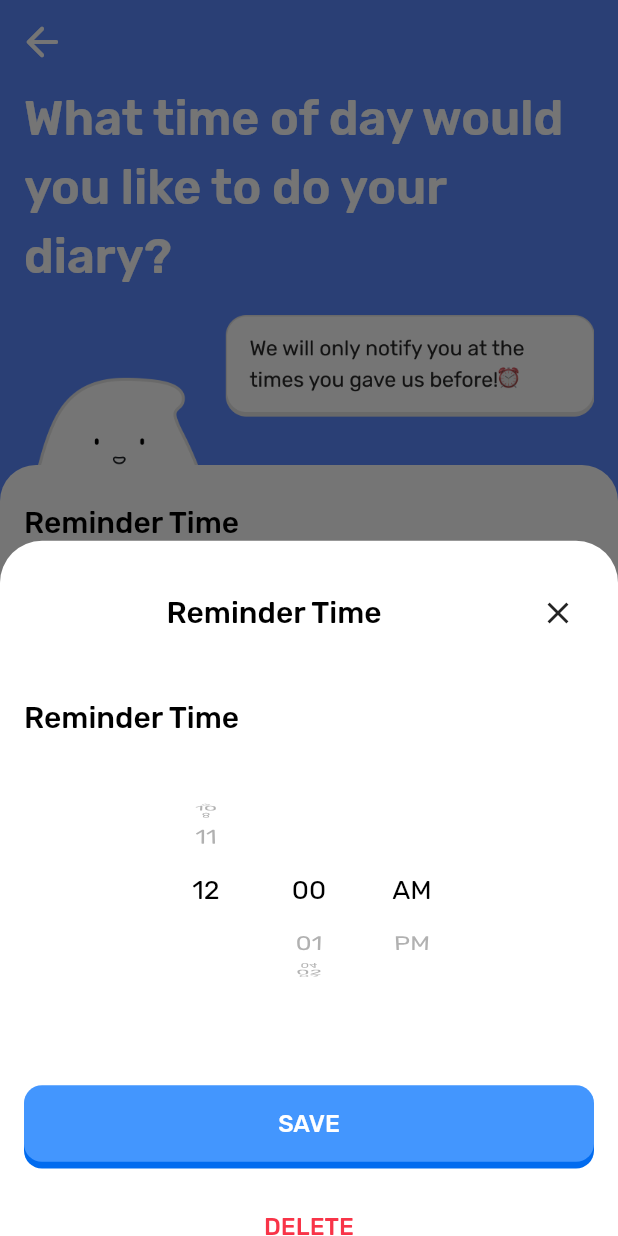
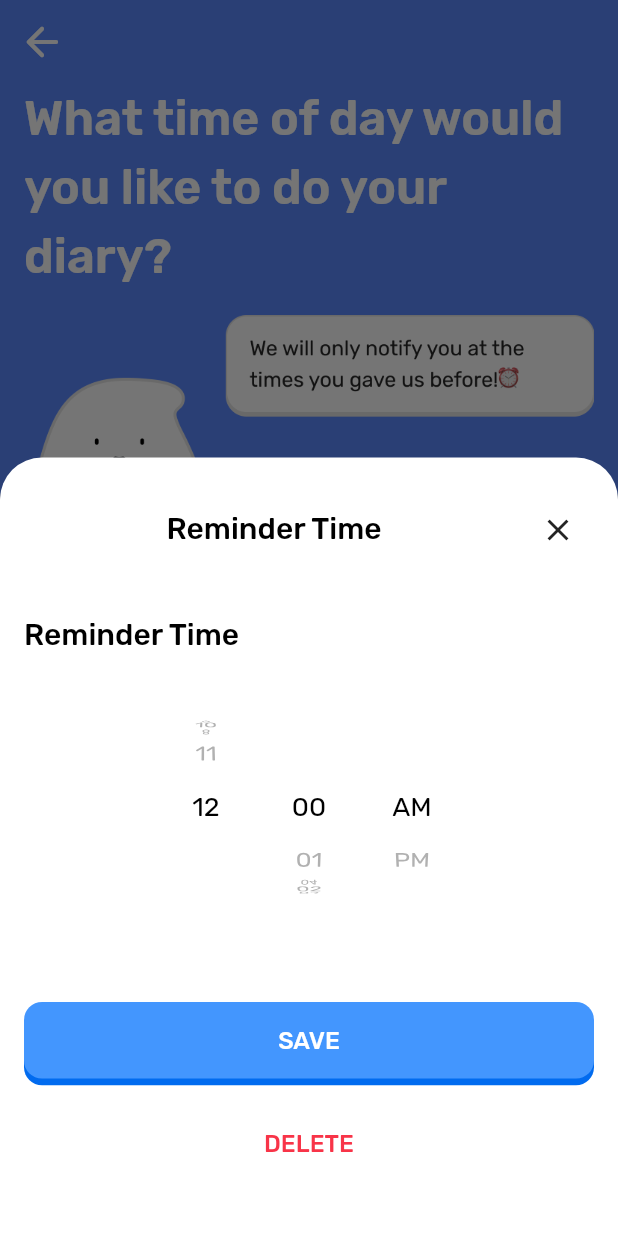
Before and after one commit to AppHatchery/Fabla-Front-end, a Flutter app: the ActiveTimePage screen opened directly, after a tap on "ADD A DIARY TIME", on a phone screen of 412 x 824 dp. Run offline on Flutter 3.47's test engine with Material 2 defaults, Android fonts, the phone set to English and light mode, and no system bars; our stand-ins replace audioplayers, awesome_notifications, bloc, equatable, flutter_bloc, flutter_screenutil and 6 more; missing offline and left inert: amplify_auth_cognito, amplify_flutter, amplify_storage_s3, audio_session, aws_common, flutter_sound; accounts and stored records are empty; generated files the repository leaves out were written again.

Commit message:
fixed cropped button for reminder setting

```diff
--- a/lib/screens/onboarding/presentation/widgets/list_active_times.dart
+++ b/lib/screens/onboarding/presentation/widgets/list_active_times.dart
@@ -15,11 +15,9 @@ class ListActiveTimes extends StatefulWidget {
 }
 
 class _ListActiveTimesState extends State<ListActiveTimes> {
-
-
   @override
   void initState() {
-    if(widget.times.isEmpty){
+    if (widget.times.isEmpty) {
       widget.times.insert(0, fixedTime);
     }
     super.initState();
@@ -34,15 +32,17 @@ class _ListActiveTimesState extends State<ListActiveTimes> {
               padding: const EdgeInsets.all(0),
               physics: const NeverScrollableScrollPhysics(),
               shrinkWrap: true,
-              itemCount:  widget.times.length,
+              itemCount: widget.times.length,
               itemBuilder: (context, index) {
                 return Padding(
                   padding: EdgeInsets.only(
-                      bottom: index ==  widget.times.length - 1 ? 0 : 10.0),
+                      bottom: index == widget.times.length - 1 ? 0 : 10.0),
                   child: ActiveTimeTile(
-                    time:  widget.times[index],
-                    delete: () =>
-                        {deleteTime( widget.times[index]), Navigator.pop(context)},
+                    time: widget.times[index],
+                    delete: () => {
+                      deleteTime(widget.times[index]),
+                      Navigator.pop(context)
+                    },
                     edit: (value) => editTime(index, value),
                   ),
                 );
@@ -66,32 +66,33 @@ class _ListActiveTimesState extends State<ListActiveTimes> {
   void pickDate() async {
     final time = await showModalBottomSheet(
         backgroundColor: CustomColors.fillWhite,
+        isScrollControlled: true,
         context: context,
-        builder: (context) => const Wrap(
-              children: [
-                CustomTimePicker(date: null),
-              ],
-            ));
+        builder: (context) => LayoutBuilder(builder: (context, constraints) {
+              return const SingleChildScrollView(
+                child: CustomTimePicker(date: null),
+              );
+            }));
     if (time != null) {
-      if (! widget.times.contains(time)) {
+      if (!widget.times.contains(time)) {
         setState(() {
-           widget.times.add(time);
+          widget.times.add(time);
         });
       }
     }
   }
 
   void deleteTime(TimeOfDay time) {
-    if ( widget.times.length > 1) {
+    if (widget.times.length > 1) {
       setState(() {
-         widget.times.remove(time);
+        widget.times.remove(time);
       });
     }
   }
 
-  void editTime(int index, TimeOfDay time) async{
+  void editTime(int index, TimeOfDay time) async {
     setState(() {
-        widget.times[index] = time;
+      widget.times[index] = time;
     });
   }
 }
--- a/lib/theme/components/time_picker.dart
+++ b/lib/theme/components/time_picker.dart
@@ -171,9 +171,9 @@ class _CustomTimePickerState extends State<CustomTimePicker> {
                 )),
               ],
             ),
-            const SizedBox(
-              height: 24,
-            ),
+            // const SizedBox(
+            //   height: 24,
+            // ),
           ],
         ),
       ),
```
